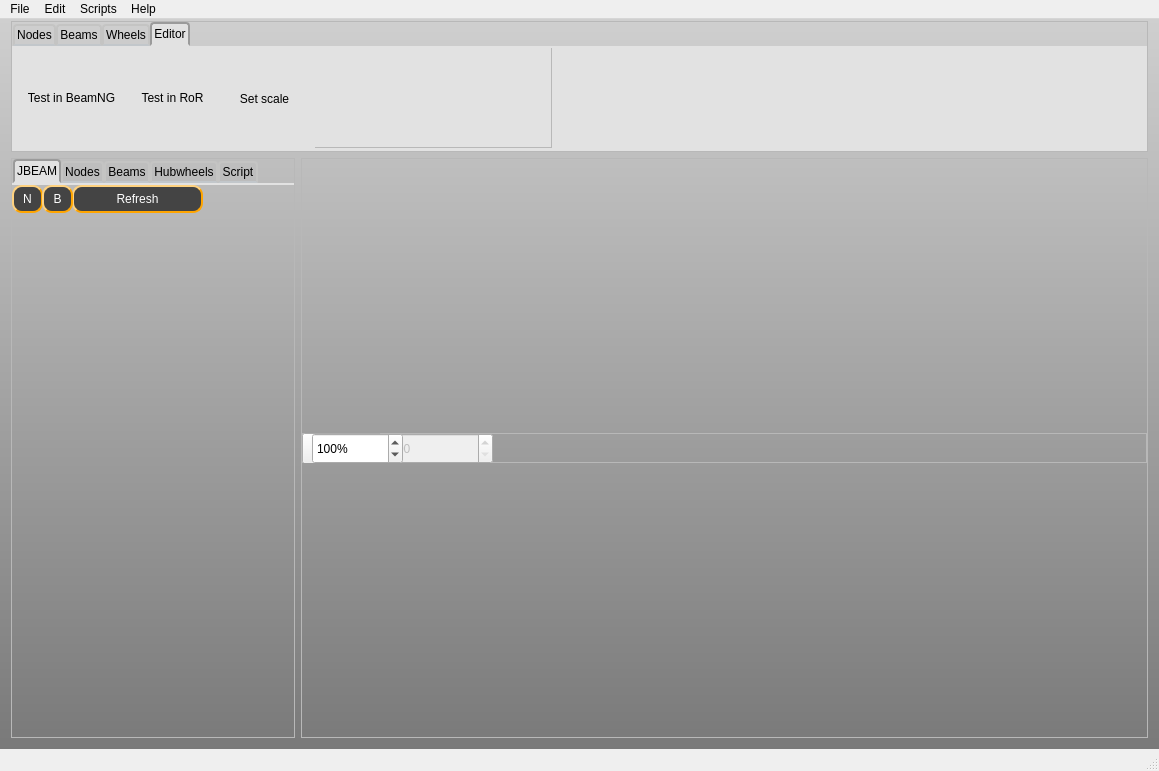
This is source/mainwindow.ui in RORMasa/NodeBeamEditor as Qt 5 draws it before an edit. The edited form follows.
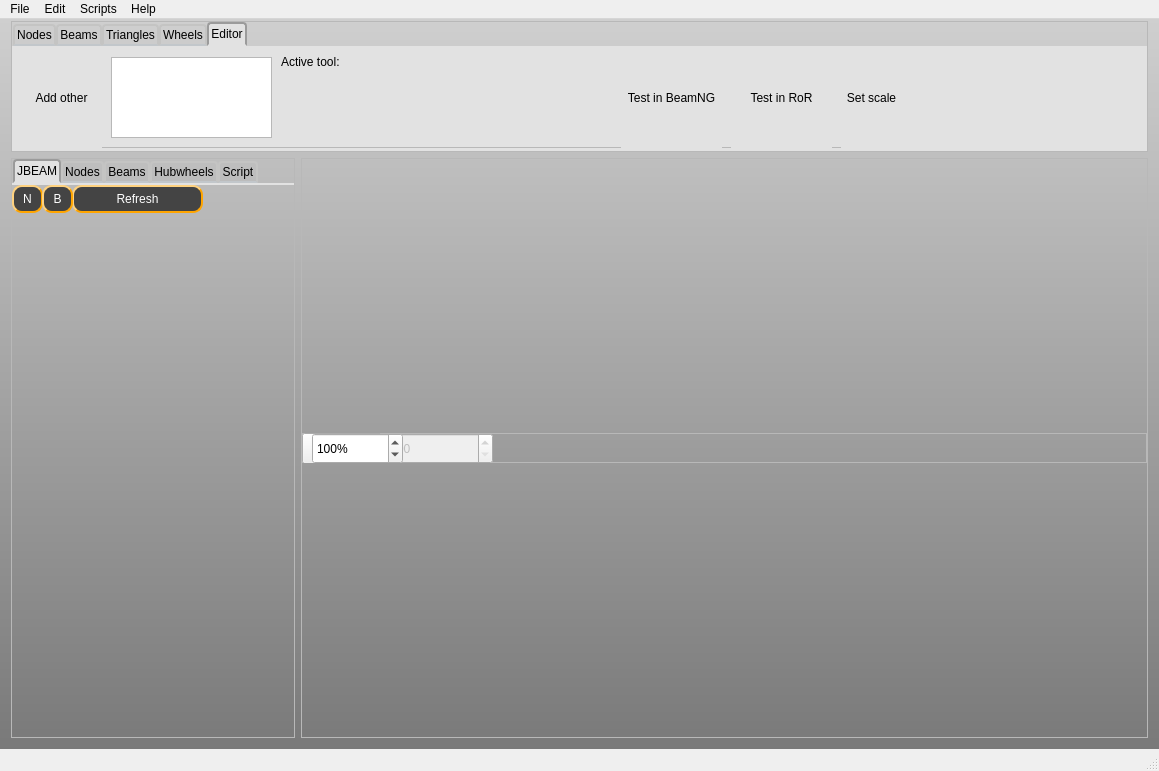
This is the edited form. The open tabs and pages were chosen to show the change. Icons and pictures are not drawn.

The edit to the form file:
```diff
--- a/source/mainwindow.ui
+++ b/source/mainwindow.ui
@@ -1396,6 +1396,39 @@
            </property>
           </widget>
          </widget>
+         <widget class="QWidget" name="tab_5">
+          <attribute name="title">
+           <string>Triangles</string>
+          </attribute>
+          <attribute name="toolTip">
+           <string>Collision triangles</string>
+          </attribute>
+          <widget class="QToolButton" name="toolButton_17">
+           <property name="geometry">
+            <rect>
+             <x>0</x>
+             <y>0</y>
+             <width>71</width>
+             <height>101</height>
+            </rect>
+           </property>
+           <property name="text">
+            <string>Add</string>
+           </property>
+           <property name="iconSize">
+            <size>
+             <width>60</width>
+             <height>60</height>
+            </size>
+           </property>
+           <property name="checkable">
+            <bool>true</bool>
+           </property>
+           <property name="toolButtonStyle">
+            <enum>Qt::ToolButtonTextUnderIcon</enum>
+           </property>
+          </widget>
+         </widget>
          <widget class="QWidget" name="tab_4">
           <attribute name="title">
            <string>Wheels</string>
@@ -1440,7 +1473,7 @@
             <rect>
              <x>9</x>
              <y>-1</y>
-             <width>531</width>
+             <width>881</width>
              <height>101</height>
             </rect>
            </property>
@@ -1453,7 +1486,7 @@
            <widget class="QToolButton" name="toolButton_18">
             <property name="geometry">
              <rect>
-              <x>0</x>
+              <x>600</x>
               <y>0</y>
               <width>101</width>
               <height>101</height>
@@ -1466,7 +1499,7 @@
            <widget class="QToolButton" name="toolButton_27">
             <property name="geometry">
              <rect>
-              <x>101</x>
+              <x>710</x>
               <y>0</y>
               <width>101</width>
               <height>101</height>
@@ -1476,25 +1509,86 @@
              <string>Test in RoR</string>
             </property>
            </widget>
-          </widget>
-          <widget class="QToolButton" name="toolButton_20">
-           <property name="geometry">
-            <rect>
-             <x>202</x>
-             <y>0</y>
-             <width>101</width>
-             <height>101</height>
-            </rect>
-           </property>
-           <property name="toolTip">
-            <string>Set scale of the blueprint by showing known distance</string>
-           </property>
-           <property name="text">
-            <string>Set scale</string>
-           </property>
-           <property name="checkable">
-            <bool>true</bool>
-           </property>
+           <widget class="QToolButton" name="toolButton_20">
+            <property name="geometry">
+             <rect>
+              <x>820</x>
+              <y>0</y>
+              <width>61</width>
+              <height>101</height>
+             </rect>
+            </property>
+            <property name="toolTip">
+             <string>Set scale of the blueprint by showing known distance</string>
+            </property>
+            <property name="text">
+             <string>Set scale</string>
+            </property>
+            <property name="checkable">
+             <bool>true</bool>
+            </property>
+           </widget>
+           <widget class="QToolButton" name="toolButton_30">
+            <property name="geometry">
+             <rect>
+              <x>0</x>
+              <y>0</y>
+              <width>81</width>
+              <height>101</height>
+             </rect>
+            </property>
+            <property name="text">
+             <string>Add other</string>
+            </property>
+            <property name="iconSize">
+             <size>
+              <width>60</width>
+              <height>60</height>
+             </size>
+            </property>
+            <property name="checkable">
+             <bool>true</bool>
+            </property>
+            <property name="toolButtonStyle">
+             <enum>Qt::ToolButtonTextUnderIcon</enum>
+            </property>
+           </widget>
+           <widget class="QListWidget" name="listWidget_2">
+            <property name="geometry">
+             <rect>
+              <x>90</x>
+              <y>10</y>
+              <width>161</width>
+              <height>81</height>
+             </rect>
+            </property>
+           </widget>
+           <widget class="QLabel" name="label_10">
+            <property name="geometry">
+             <rect>
+              <x>260</x>
+              <y>0</y>
+              <width>81</width>
+              <height>31</height>
+             </rect>
+            </property>
+            <property name="text">
+             <string>&lt;html&gt;&lt;head/&gt;&lt;body&gt;&lt;p&gt;Active tool:&lt;/p&gt;&lt;/body&gt;&lt;/html&gt;</string>
+            </property>
+           </widget>
+           <widget class="QLabel" name="label_21">
+            <property name="geometry">
+             <rect>
+              <x>330</x>
+              <y>0</y>
+              <width>161</width>
+              <height>31</height>
+             </rect>
+            </property>
+            <property name="text">
+             <string>&lt;html&gt;&lt;head/&gt;&lt;body&gt;&lt;p&gt;&lt;br/&gt;&lt;/p&gt;&lt;/body&gt;&lt;/html&gt;</string>
+            </property>
+           </widget>
           </widget>
          </widget>
         </widget>
```
Left out of the diff: 34 changed lines with no effect on the pictures.
